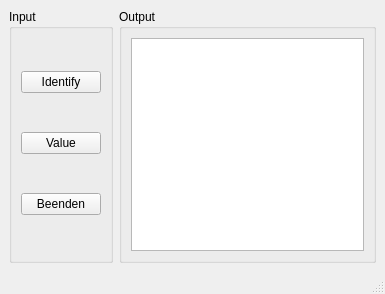
WinMic/Fluke_45, file Fluke45_GUI.ui: the form before one commit.
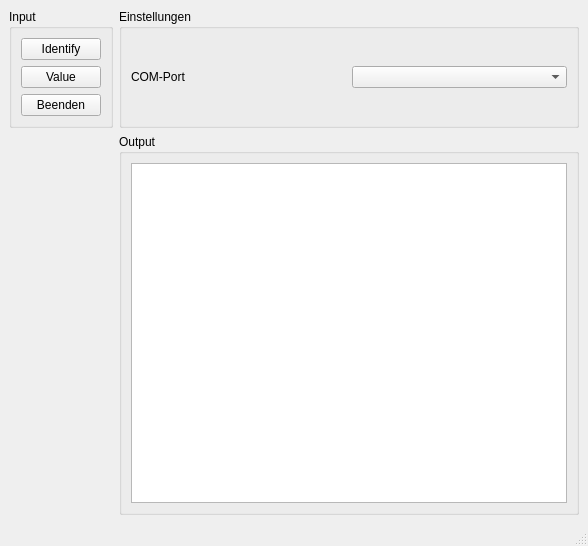
The form after the commit.

Commit message: 1)Funktion SerialScan hinzugefügt: Scannt nach verfügbaren COMPorts 2)Die Gui erweitert 3)Signal/Slots erweitert u. auf alternativen noch zu Prüfenden Lösungsweg gestoßen

```diff
--- a/Fluke45_GUI.ui
+++ b/Fluke45_GUI.ui
@@ -6,36 +6,39 @@
    <rect>
     <x>0</x>
     <y>0</y>
-    <width>385</width>
-    <height>294</height>
+    <width>588</width>
+    <height>546</height>
    </rect>
   </property>
   <property name="windowTitle">
    <string>MainWindow</string>
   </property>
   <widget class="QWidget" name="centralwidget">
-   <layout class="QHBoxLayout" name="horizontalLayout">
-    <item>
+   <layout class="QFormLayout" name="formLayout">
+    <property name="fieldGrowthPolicy">
+     <enum>QFormLayout::AllNonFixedFieldsGrow</enum>
+    </property>
+    <item row="0" column="0">
      <widget class="QGroupBox" name="groupBox_Input">
       <property name="title">
        <string>Input</string>
       </property>
-      <layout class="QVBoxLayout" name="verticalLayout">
-       <item>
+      <layout class="QGridLayout" name="gridLayout">
+       <item row="0" column="0">
         <widget class="QPushButton" name="pushButton_IDN">
          <property name="text">
           <string>Identify</string>
          </property>
         </widget>
        </item>
-       <item>
+       <item row="1" column="0">
         <widget class="QPushButton" name="pushButton_VAL">
          <property name="text">
           <string>Value</string>
          </property>
         </widget>
        </item>
-       <item>
+       <item row="2" column="0">
         <widget class="QPushButton" name="pushButton_exit">
          <property name="text">
           <string>Beenden</string>
@@ -45,7 +48,26 @@
       </layout>
      </widget>
     </item>
-    <item>
+    <item row="0" column="1">
+     <widget class="QGroupBox" name="groupBox">
+      <property name="title">
+       <string>Einstellungen</string>
+      </property>
+      <layout class="QHBoxLayout" name="horizontalLayout">
+       <item>
+        <widget class="QLabel" name="label">
+         <property name="text">
+          <string>COM-Port</string>
+         </property>
+        </widget>
+       </item>
+       <item>
+        <widget class="QComboBox" name="comboBox_COM"/>
+       </item>
+      </layout>
+     </widget>
+    </item>
+    <item row="1" column="1">
      <widget class="QGroupBox" name="groupBox_Output">
       <property name="title">
        <string>Output</string>
```
Left out of the diff: 2 changed lines with no effect on the pictures. The commit also changes 3 other files.
